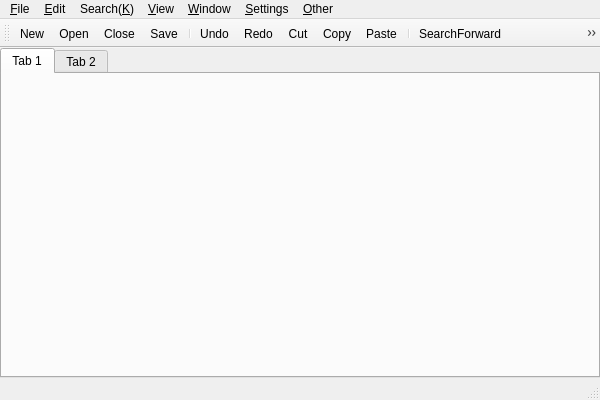
Above: vivi/vivi64/MainWindow.ui from vivisuke/openViVi before the change. Below: the same form after it.
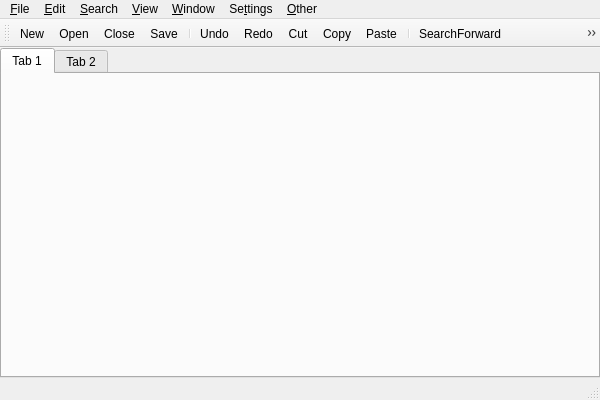
That is the form after the change. Icons and pictures are not drawn. Custom widgets are drawn as their Qt base class.

```diff
--- a/vivi/vivi64/MainWindow.ui
+++ b/vivi/vivi64/MainWindow.ui
@@ -106,7 +106,7 @@
    </widget>
    <widget class="QMenu" name="menu_Settings">
     <property name="title">
-     <string>&amp;Settings</string>
+     <string>Se&amp;ttings</string>
     </property>
     <addaction name="action_TypeSettings"/>
     <addaction name="action_GlobalSettings"/>
@@ -119,7 +119,7 @@
    </widget>
    <widget class="QMenu" name="menu_Search">
     <property name="title">
-     <string>Search(&amp;K)</string>
+     <string>&amp;Search</string>
     </property>
     <addaction name="action_Search"/>
     <addaction name="action_SearchForward"/>
```
Left out of the diff: 12 changed lines with no effect on the pictures.
